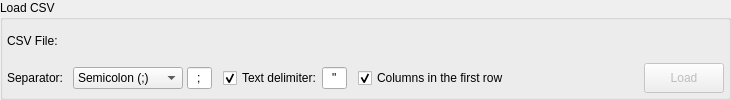
Before: the Qt Designer form libs/libgui/ui/widgets/csvloadwidget.ui in pgmodeler/pgmodeler, drawn with Qt 5.
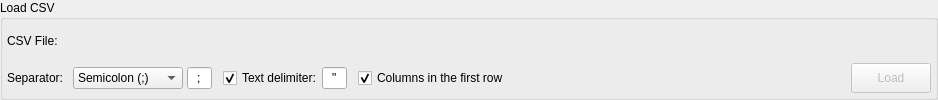
After: the same form once the commit is applied. Icons and pictures are not drawn.

```diff
--- a/libs/libgui/ui/widgets/csvloadwidget.ui
+++ b/libs/libgui/ui/widgets/csvloadwidget.ui
@@ -6,7 +6,7 @@
    <rect>
     <x>0</x>
     <y>0</y>
-    <width>731</width>
+    <width>938</width>
     <height>100</height>
    </rect>
   </property>
```
Left out of the diff: 4 changed lines with no effect on the pictures.
